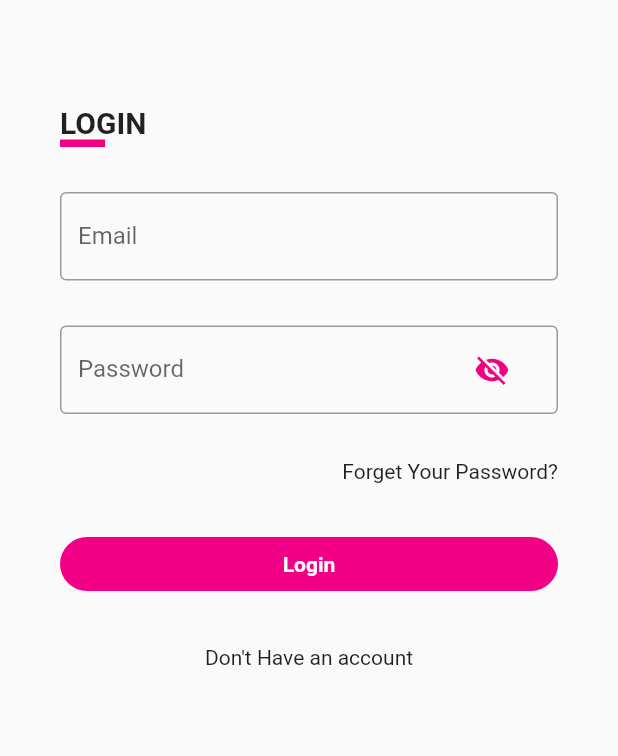
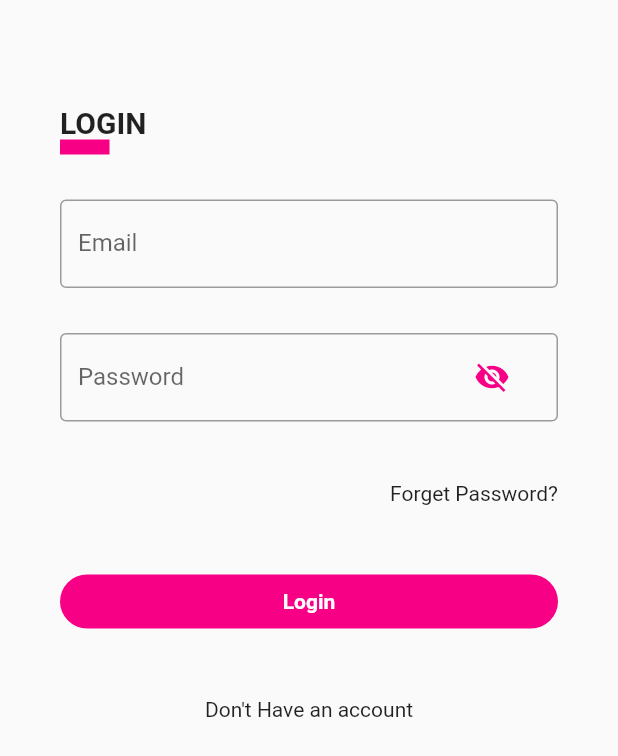
Before and after one commit to harshitnariya8/Flutter_LoginPage, a Flutter app: the screen it shows after launch, on a phone screen of 412 x 824 dp. Shown: the top 756 px of the screen. Run offline on Flutter 3.47's test engine with Material 2 defaults, Android fonts, the phone set to English and light mode, and no system bars; missing offline and left inert: dart:ffi.

Commit message:
Update main.dart
second

```diff
--- a/lib/main.dart
+++ b/lib/main.dart
@@ -65,9 +65,9 @@ class _MyHomePageState extends State<MyHomePage> {
             mainAxisAlignment: MainAxisAlignment.end,
             children: [
               Container(
-                height: 5,
-                width: 30,
-                color: Color.fromRGBO(241, 0, 134, 1),
+                height: 10,
+                width: 33,
+                color: Color.fromRGBO(247, 0, 134, 1),
               ),
             ],
           ),
@@ -102,30 +102,30 @@ class _MyHomePageState extends State<MyHomePage> {
                   },
                   child: Icon(
                     isShowPassword ? Icons.visibility : Icons.visibility_off,
-                    color: Color.fromRGBO(241, 0, 134, 1),
+                    color: Color.fromRGBO(248, 0, 134, 1),
                   ),
                 )),
           ),
           SizedBox(
-            height: 30,
+            height: 40,
           ),
           InkWell(
             onTap: (() {
               forget();
             }),
             child: Align(
-              child: Text("Forget Your Password?"),
+              child: Text("Forget Password?"),
               alignment: Alignment.bottomRight,
             ),
           ),
           SizedBox(
-            height: 30,
+            height: 40,
           ),
           Row(
             children: <Widget>[
               Expanded(
                   child: FlatButton(
-                color: Color.fromRGBO(241, 0, 134, 1),
+                color: Color.fromRGBO(248, 0, 134, 1),
                 shape: RoundedRectangleBorder(
                     borderRadius: BorderRadius.circular(20)),
                 onPressed: () {
@@ -141,7 +141,7 @@ class _MyHomePageState extends State<MyHomePage> {
             ],
           ),
           SizedBox(
-            height: 30,
+            height: 40,
           ),
           InkWell(
             onTap: (() {
```
